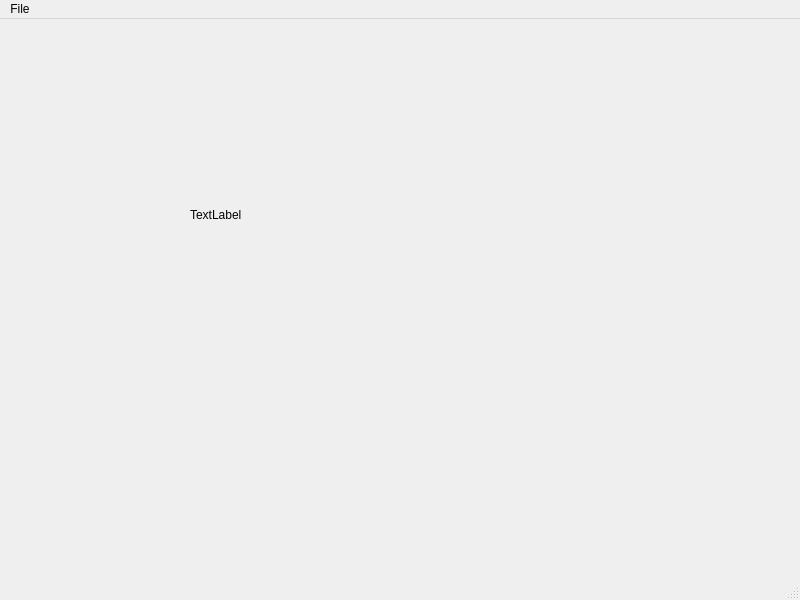
The window that src/Platform/MainWindow.ui (Subv/shiny-ninja) describes before a commit, drawn with Qt 5.
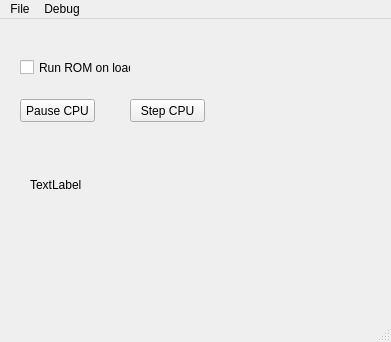
The same window after the commit.

The edit to the form file:
```diff
--- a/src/Platform/MainWindow.ui
+++ b/src/Platform/MainWindow.ui
@@ -6,8 +6,8 @@
    <rect>
     <x>0</x>
     <y>0</y>
-    <width>800</width>
-    <height>600</height>
+    <width>391</width>
+    <height>342</height>
    </rect>
   </property>
   <property name="windowTitle">
@@ -17,8 +17,8 @@
    <widget class="QLabel" name="label">
     <property name="geometry">
      <rect>
-      <x>190</x>
-      <y>150</y>
+      <x>30</x>
+      <y>120</y>
       <width>241</width>
       <height>91</height>
      </rect>
@@ -27,13 +27,52 @@
      <string>TextLabel</string>
     </property>
    </widget>
+   <widget class="QPushButton" name="pauseCPU">
+    <property name="geometry">
+     <rect>
+      <x>20</x>
+      <y>80</y>
+      <width>75</width>
+      <height>23</height>
+     </rect>
+    </property>
+    <property name="text">
+     <string>Pause CPU</string>
+    </property>
+   </widget>
+   <widget class="QPushButton" name="stepCPU">
+    <property name="geometry">
+     <rect>
+      <x>130</x>
+      <y>80</y>
+      <width>75</width>
+      <height>23</height>
+     </rect>
+    </property>
+    <property name="text">
+     <string>Step CPU</string>
+    </property>
+   </widget>
+   <widget class="QCheckBox" name="runOnLoad">
+    <property name="geometry">
+     <rect>
+      <x>20</x>
+      <y>40</y>
+      <width>111</width>
+      <height>17</height>
+     </rect>
+    </property>
+    <property name="text">
+     <string>Run ROM on load</string>
+    </property>
+   </widget>
   </widget>
   <widget class="QMenuBar" name="menubar">
    <property name="geometry">
     <rect>
      <x>0</x>
      <y>0</y>
-     <width>800</width>
+     <width>391</width>
      <height>21</height>
     </rect>
    </property>
@@ -46,7 +85,14 @@
     <addaction name="separator"/>
     <addaction name="actionClose"/>
    </widget>
+   <widget class="QMenu" name="menuDebug">
+    <property name="title">
+     <string>Debug</string>
+    </property>
+    <addaction name="actionDisassembler"/>
+   </widget>
    <addaction name="menuFile"/>
+   <addaction name="menuDebug"/>
   </widget>
   <widget class="QStatusBar" name="statusbar"/>
   <action name="actionOpen">
```
Left out of the diff: 56 changed lines with no effect on the pictures.
